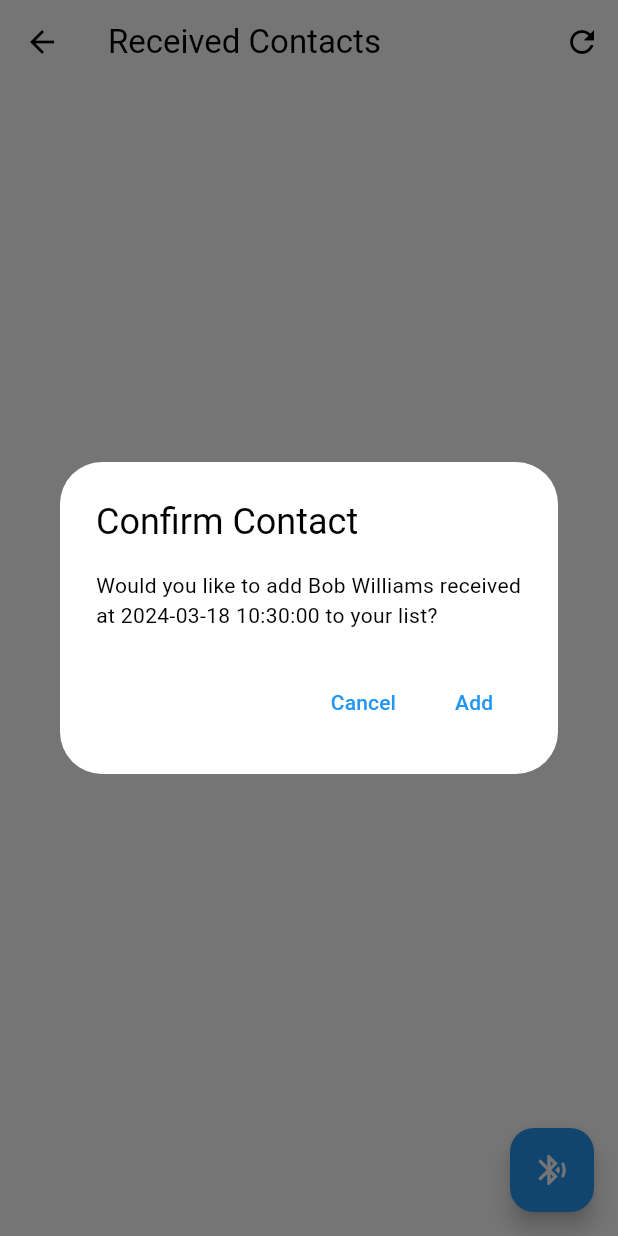
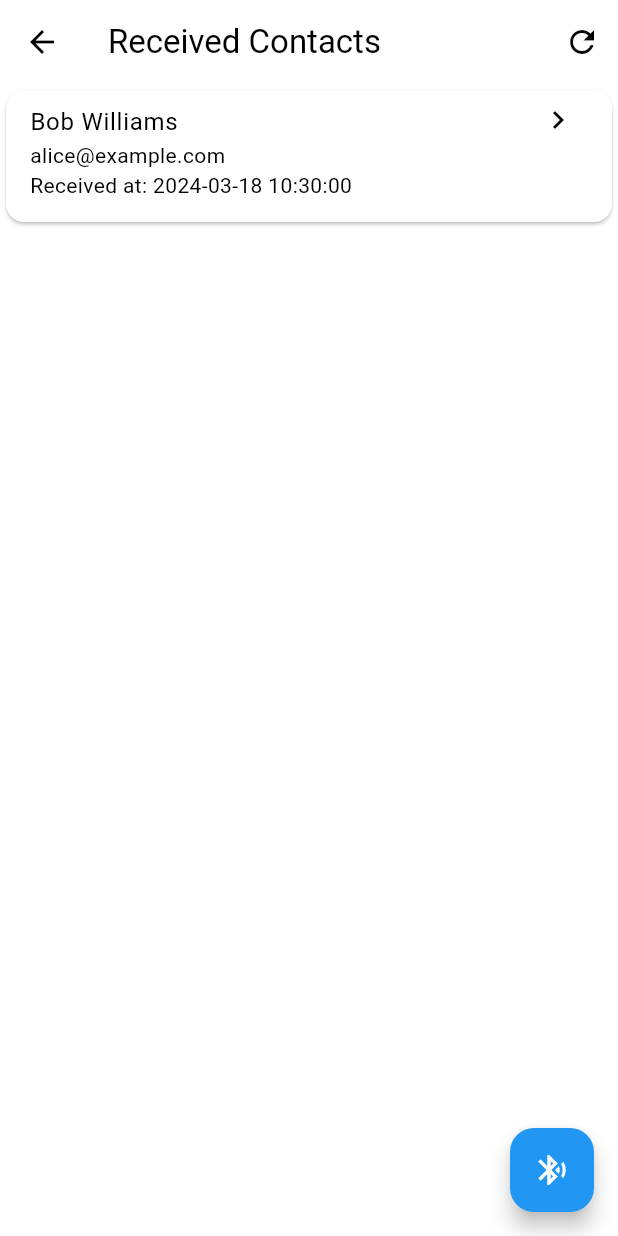
Before and after one commit to markhovs/smart-wristband-handshake, a Flutter app: the ContactsScreen screen opened directly, after a tap on the "bluetooth searching" icon, on a phone screen of 412 x 824 dp. Run offline on Flutter 3.47's test engine with Material 3 defaults, Android fonts, the light colour scheme and no system bars; our stand-ins replace shared_preferences, sqflite_common_ffi; accounts and stored records are empty.

Commit message:
feature/app fully functional with mock ble data

```diff
--- a/flutter_app/lib/screens/contact_details.dart
+++ /dev/null
@@ -1,40 +0,0 @@
-import 'package:flutter/material.dart';
-import '../models/business_card.dart';
-
-class ContactDetailScreen extends StatelessWidget {
-  final BusinessCard contact;
-
-  ContactDetailScreen({Key? key, required this.contact}) : super(key: key);
-
-  @override
-  Widget build(BuildContext context) {
-    return Scaffold(
-      appBar: AppBar(
-        title: Text('${contact.firstName} ${contact.lastName}'),
-      ),
-      body: SingleChildScrollView(
-        padding: EdgeInsets.all(16.0),
-        child: Column(
-          crossAxisAlignment: CrossAxisAlignment.start,
-          children: <Widget>[
-            Text('Name: ${contact.firstName} ${contact.lastName}', style: TextStyle(fontSize: 20)),
-            SizedBox(height: 10),
-            Text('Phone: ${contact.phoneNumber ?? 'Not provided'}', style: TextStyle(fontSize: 18)),
-            SizedBox(height: 10),
-            Text('Email: ${contact.email}', style: TextStyle(fontSize: 18)),
-            SizedBox(height: 10),
-            Text('LinkedIn: ${contact.linkedIn ?? 'Not provided'}', style: TextStyle(fontSize: 18)),
-            SizedBox(height: 10),
-            Text('Company: ${contact.company ?? 'Not provided'}', style: TextStyle(fontSize: 18)),
-            SizedBox(height: 10),
-            Text('Position: ${contact.position ?? 'Not provided'}', style: TextStyle(fontSize: 18)),
-            SizedBox(height: 10),
-            Text('Description: ${contact.description ?? 'Not provided'}', style: TextStyle(fontSize: 18)),
-            SizedBox(height: 10),
-            Text('Contact received at: ${contact.createdAt ?? 'Not provided'}', style: TextStyle(fontSize: 16)),
-          ],
-        ),
-      ),
-    );
-  }
-}
--- a/flutter_app/lib/screens/contacts_screen.dart
+++ b/flutter_app/lib/screens/contacts_screen.dart
@@ -1,12 +1,16 @@
 import 'package:flutter/material.dart';
+import 'package:provider/provider.dart';
 import 'dart:async';
 import 'package:intl/intl.dart';
+import 'contact_details_screen.dart';
 import '../models/business_card.dart';
-import '../screens/contact_details.dart';
+import '../models/settings.dart';
 import '../services/database_helper.dart';
-import '../services/ble_helper.dart'; // Adjusted import based on your context
+import '../services/ble_helper.dart';
 
 class ContactsScreen extends StatefulWidget {
+  const ContactsScreen({Key? key}) : super(key: key);
+
   @override
   _ContactsScreenState createState() => _ContactsScreenState();
 }
@@ -35,9 +39,17 @@ class _ContactsScreenState extends State<ContactsScreen> {
 
   void _startListeningToBLE() {
     _contactSubscription = _bleService.contactStream.listen((newContact) async {
+      // Access the settings model
+      final settingsModel = Provider.of<SettingsModel>(context, listen: false);
       String receptionTimestamp = DateFormat('yyyy-MM-dd HH:mm:ss').format(DateTime.now());
-      bool confirm = await _showConfirmationDialog(newContact, receptionTimestamp);
-      if (confirm) {
+
+      // Check the setting before deciding to show the dialog
+      if (settingsModel.approveContacts) {
+        bool confirm = await _showConfirmationDialog(newContact, receptionTimestamp);
+        if (confirm) {
+          _addContact(newContact, receptionTimestamp);
+        }
+      } else {
         _addContact(newContact, receptionTimestamp);
       }
     });
@@ -48,16 +60,16 @@ class _ContactsScreenState extends State<ContactsScreen> {
           context: context,
           builder: (BuildContext context) {
             return AlertDialog(
-              title: Text('Confirm Contact'),
+              title: const Text('Confirm Contact'),
               content: Text(
                   'Would you like to add ${contact.firstName} ${contact.lastName} received at $timestamp to your list?'),
               actions: <Widget>[
                 TextButton(
-                  child: Text('Cancel'),
+                  child: const Text('Cancel'),
                   onPressed: () => Navigator.of(context).pop(false),
                 ),
                 TextButton(
-                  child: Text('Add'),
+                  child: const Text('Add'),
                   onPressed: () => Navigator.of(context).pop(true),
                 ),
               ],
@@ -83,8 +95,8 @@ class _ContactsScreenState extends State<ContactsScreen> {
   }
 
   Widget _buildContactList() {
-    if (_isLoading) return Center(child: CircularProgressIndicator());
-    if (_contacts.isEmpty) return Center(child: Text('No contacts received yet.'));
+    if (_isLoading) return const Center(child: CircularProgressIndicator());
+    if (_contacts.isEmpty) return const Center(child: Text('No contacts received yet.'));
 
     return ListView.builder(
       itemCount: _contacts.length,
@@ -95,11 +107,13 @@ class _ContactsScreenState extends State<ContactsScreen> {
             title: Text('${contact.firstName} ${contact.lastName}'),
             subtitle: Text('${contact.email}\nReceived at: ${contact.createdAt}'),
             isThreeLine: true,
-            trailing: Icon(Icons.chevron_right),
+            trailing: const Icon(Icons.chevron_right),
             onTap: () {
-              print("List item tapped");
+              // Remove the print statement and navigate to the detail screen
               Navigator.of(context).push(
-                MaterialPageRoute(builder: (context) => Scaffold(appBar: AppBar(title: Text('Simple Test')))),
+                MaterialPageRoute(
+                  builder: (context) => ContactDetailScreen(contact: contact),
+                ),
               );
             },
           ),
@@ -112,10 +126,10 @@ class _ContactsScreenState extends State<ContactsScreen> {
   Widget build(BuildContext context) {
     return Scaffold(
       appBar: AppBar(
-        title: Text('Received Contacts'),
+        title: const Text('Received Contacts'),
         actions: <Widget>[
           IconButton(
-            icon: Icon(Icons.refresh),
+            icon: const Icon(Icons.refresh),
             onPressed: _loadContacts,
           ),
         ],
@@ -124,7 +138,7 @@ class _ContactsScreenState extends State<ContactsScreen> {
       floatingActionButton: FloatingActionButton(
         onPressed: _bleService.simulateContactReception,
         tooltip: 'Simulate Contact Reception',
-        child: Icon(Icons.bluetooth_searching),
+        child: const Icon(Icons.bluetooth_searching),
       ),
     );
   }
--- a/flutter_app/lib/services/ble_helper.dart
+++ b/flutter_app/lib/services/ble_helper.dart
@@ -21,14 +21,14 @@ class MockBLEService {
     final lastNames = ['Smith', 'Johnson', 'Williams'];
     final phones = ['123-456-7890', '987-654-3210', '654-321-9870'];
     final emails = ['alice@example.com', 'bob@example.com', 'charlie@example.com'];
-    Random _random = Random();
+    Random random = Random();
     String timestamp = DateFormat('yyyy-MM-dd HH:mm:ss').format(DateTime.now());
 
     return BusinessCard(
-      firstName: names[_random.nextInt(names.length)],
-      lastName: lastNames[_random.nextInt(lastNames.length)],
-      phoneNumber: phones[_random.nextInt(phones.length)],
-      email: emails[_random.nextInt(emails.length)],
+      firstName: names[random.nextInt(names.length)],
+      lastName: lastNames[random.nextInt(lastNames.length)],
+      phoneNumber: phones[random.nextInt(phones.length)],
+      email: emails[random.nextInt(emails.length)],
       linkedIn: '',
       company: '',
       position: '',
--- a/flutter_app/lib/services/database_helper.dart
+++ b/flutter_app/lib/services/database_helper.dart
@@ -1,31 +1,30 @@
 import 'dart:io';
 import 'package:flutter/foundation.dart' show kIsWeb;
 import 'package:path/path.dart';
-import 'package:sqflite/sqflite.dart';
 import '../models/business_card.dart';
 import 'package:sqflite_common_ffi/sqflite_ffi.dart';
 import 'package:intl/intl.dart';
 
 class DatabaseHelper {
-  static final _databaseName = "SmartWristbandDatabase.db";
-  static final _databaseVersion = 1;
-  static final tablePersonal = 'personal_business_card';
-  static final tableContacts = 'contacts_business_card';
+  static const _databaseName = "SmartWristbandDatabase.db";
+  static const _databaseVersion = 1;
+  static const tablePersonal = 'personal_business_card';
+  static const tableContacts = 'contacts_business_card';
   static Database? _database;
 
   // Columns for both tables
-  static final columnId = 'id';
-  static final columnFirstName = 'firstName';
-  static final columnLastName = 'lastName';
-  static final columnPhoneNumber = 'phoneNumber';
-  static final columnEmail = 'email';
-  static final columnLinkedIn = 'linkedIn';
-  static final columnCompany = 'company';
-  static final columnPosition = 'position';
-  static final columnDescription = 'description';
+  static const columnId = 'id';
+  static const columnFirstName = 'firstName';
+  static const columnLastName = 'lastName';
+  static const columnPhoneNumber = 'phoneNumber';
+  static const columnEmail = 'email';
+  static const columnLinkedIn = 'linkedIn';
+  static const columnCompany = 'company';
+  static const columnPosition = 'position';
+  static const columnDescription = 'description';
   // New timestamp columns
-  static final columnCreatedAt = 'createdAt';
-  static final columnUpdatedAt = 'updatedAt';
+  static const columnCreatedAt = 'createdAt';
+  static const columnUpdatedAt = 'updatedAt';
 
   // Singleton pattern
   DatabaseHelper._privateConstructor();
```
Also changed, not shown: flutter_app/lib/main.dart (+11 -2 lines), flutter_app/lib/models/settings.dart (added, +25 -0 lines), flutter_app/lib/screens/contact_details_screen.dart (added, +62 -0 lines), flutter_app/lib/screens/home_screen.dart (+9 -7 lines), flutter_app/lib/screens/profile_screen.dart (+26 -24 lines), flutter_app/lib/screens/settings_screen.dart (+14 -8 lines), flutter_app/pubspec.yaml (+6 -9 lines), flutter_app/pubspec.lock, 124 other files.
